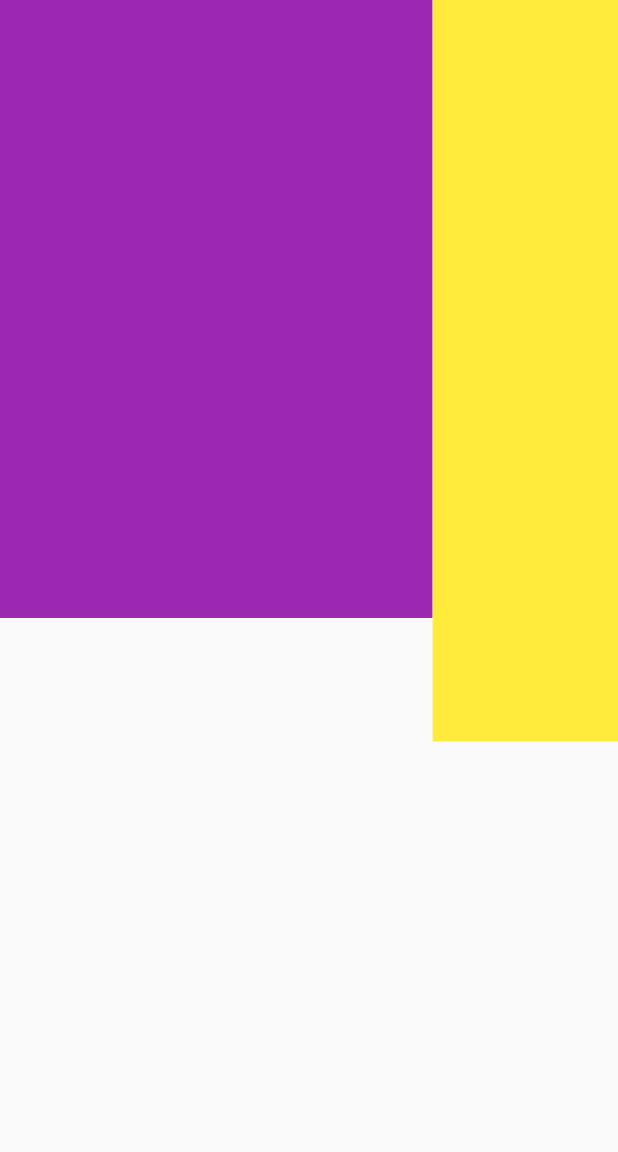
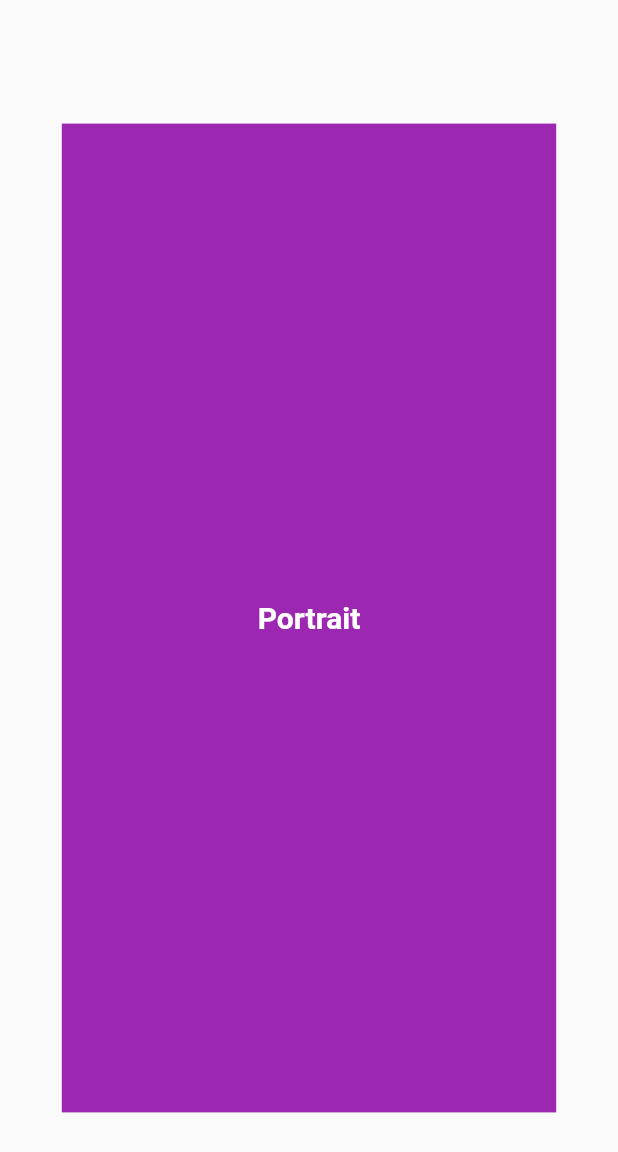
Before and after one commit to atik-sabuj/mediaQuery, a Flutter app: the screen it shows after launch, on a phone screen of 412 x 824 dp. Shown: the top 1152 px of the screen. Run offline on Flutter 3.47's test engine with Material 2 defaults, Android fonts, the phone set to English and light mode, and no system bars; our stand-ins replace flutter_screenutil.

Commit message:
portrait x landscape screen

```diff
--- a/lib/home_page.dart
+++ b/lib/home_page.dart
@@ -12,6 +12,7 @@ class _HomePageState extends State<HomePage> {
   @override
   Widget build(BuildContext context) {
     var mediaQuery = MediaQuery.of(context);
+/*
     return Scaffold(
         body: Row(
           mainAxisAlignment: MainAxisAlignment.spaceBetween,
@@ -35,6 +36,63 @@ class _HomePageState extends State<HomePage> {
           ],
         ),
     );
+*/
+
+  return Scaffold(
+    body: Builder(
+      builder: (context) {
+        if(mediaQuery.orientation == Orientation.portrait) {
+          return portraitWidget(mediaQuery.size);
+        }else {
+          return landscapeWidget(mediaQuery.size);
+        }
+      },
+    ),
+  );
 
   }
+
+  Widget portraitWidget(Size size) {
+    return Center(
+      child: Container(
+        width: size.width * 0.8,
+        height: size.height * 0.8,
+        decoration: BoxDecoration(
+          color: Colors.purple,
+        ),
+        child: Center(
+          child: Text(
+            "Portrait",
+            style: TextStyle(
+              color: Colors.white,
+              fontSize: 20,
+              fontWeight: FontWeight.bold,
+            ),
+          ),
+        ),
+      ),
+    );
+  }
+
+  Widget landscapeWidget(Size size) {
+    return Center(
+      child: Container(
+        width: size.width * 0.8,
+        height: size.height * 0.8,
+        decoration: BoxDecoration(
+          color: Colors.yellow,
+        ),
+        child: Center(
+          child: Text(
+            "Landscape",
+            style: TextStyle(
+              color: Colors.black,
+              fontSize: 20,
+              fontWeight: FontWeight.bold,
+            ),
+          ),
+        ),
+      ),
+    );
+  }
 }
```
